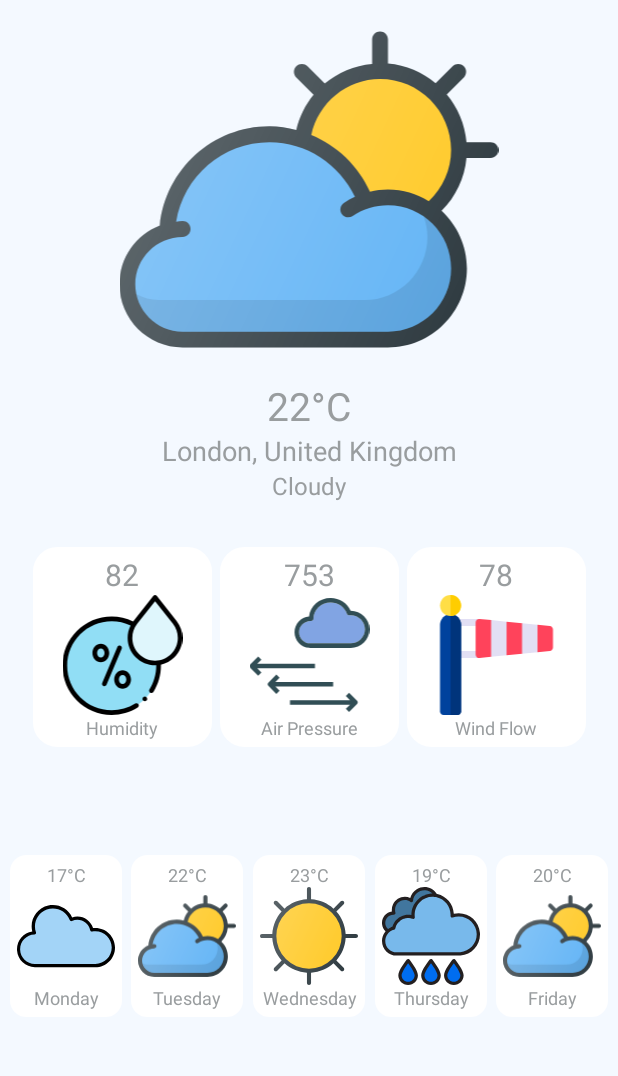
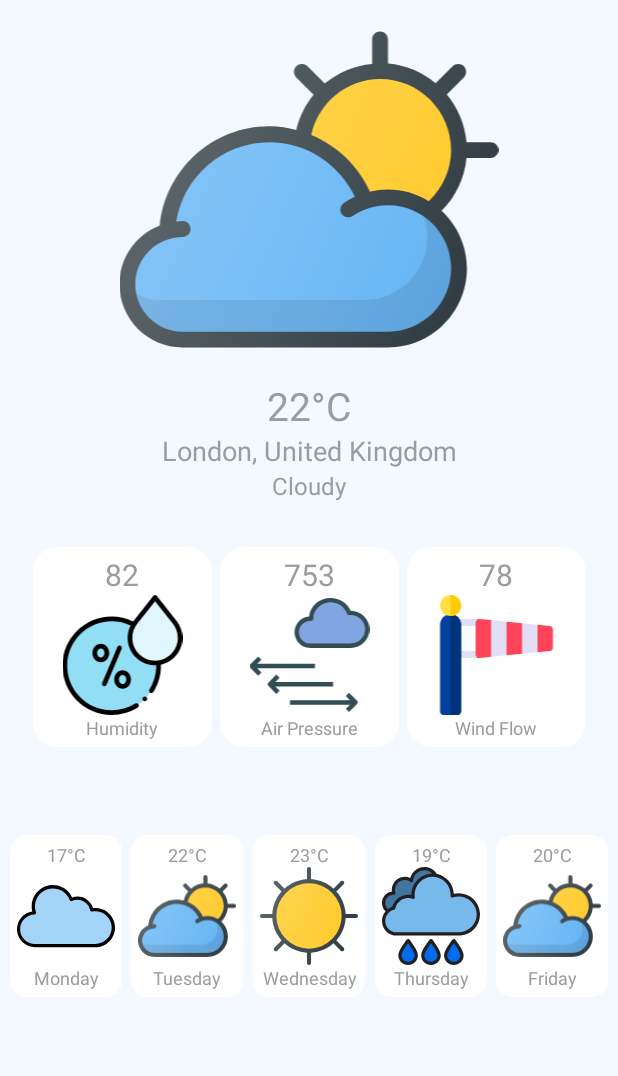
Before and after one commit to pavponn/android-itmo, an Android app: the screen it shows after launch (MainActivity), on a phone screen of 412 x 824 dp, the part 73-1149 px from its top. Run offline under Robolectric (Android 15) with nearby library versions, the phone set to English and light mode, and no system bars; our stand-ins replace data binding; libraries missing offline, so code that uses them is left out: android.graphics.drawable.

Commit message:
Remove weights

```diff
--- a/Weather/app/src/main/res/layout-land/activity_main.xml
+++ b/Weather/app/src/main/res/layout-land/activity_main.xml
@@ -30,6 +30,14 @@
             android:layout_height="wrap_content"
             android:orientation="horizontal"
             app:layout_constraintGuide_percent="0.6" />
+
+
+        <androidx.constraintlayout.widget.Guideline
+            android:id="@+id/line_2"
+            android:layout_width="wrap_content"
+            android:layout_height="wrap_content"
+            android:orientation="horizontal"
+            app:layout_constraintGuide_percent="0.93" />
 
         <TextView
             android:id="@+id/appTitle"
@@ -148,7 +156,7 @@
             android:layout_width="wrap_content"
             android:layout_height="wrap_content"
             app:icon="@{@drawable/ic_cloud}"
-            app:layout_constraintBottom_toBottomOf="parent"
+            app:layout_constraintBottom_toTopOf="@id/line_2"
             app:layout_constraintEnd_toStartOf="@id/day_1"
             app:layout_constraintStart_toEndOf="@id/line_0"
             app:layout_constraintTop_toBottomOf="@+id/line_1"
@@ -161,7 +169,7 @@
             android:layout_width="wrap_content"
             android:layout_height="wrap_content"
             app:icon="@{@drawable/ic_cloudy}"
-            app:layout_constraintBottom_toBottomOf="parent"
+            app:layout_constraintBottom_toTopOf="@id/line_2"
             app:layout_constraintEnd_toStartOf="@+id/day_2"
             app:layout_constraintStart_toEndOf="@+id/day_0"
             app:layout_constraintTop_toBottomOf="@+id/line_1"
@@ -174,7 +182,7 @@
             android:layout_width="wrap_content"
             android:layout_height="wrap_content"
             app:icon="@{@drawable/ic_sun}"
-            app:layout_constraintBottom_toBottomOf="parent"
+            app:layout_constraintBottom_toTopOf="@id/line_2"
             app:layout_constraintEnd_toStartOf="@id/day_3"
             app:layout_constraintStart_toEndOf="@id/day_1"
             app:layout_constraintTop_toBottomOf="@+id/line_1"
@@ -187,7 +195,7 @@
             android:layout_width="wrap_content"
             android:layout_height="wrap_content"
             app:icon="@{@drawable/ic_rain}"
-            app:layout_constraintBottom_toBottomOf="parent"
+            app:layout_constraintBottom_toTopOf="@id/line_2"
             app:layout_constraintEnd_toStartOf="@id/day_4"
             app:layout_constraintStart_toEndOf="@id/day_2"
             app:layout_constraintTop_toBottomOf="@+id/line_1"
@@ -200,7 +208,7 @@
             android:layout_width="wrap_content"
             android:layout_height="wrap_content"
             app:icon="@{@drawable/ic_cloudy}"
-            app:layout_constraintBottom_toBottomOf="parent"
+            app:layout_constraintBottom_toTopOf="@id/line_2"
             app:layout_constraintEnd_toEndOf="parent"
             app:layout_constraintStart_toEndOf="@id/day_3"
             app:layout_constraintTop_toBottomOf="@+id/line_1"
--- a/Weather/app/src/main/res/layout/activity_main.xml
+++ b/Weather/app/src/main/res/layout/activity_main.xml
@@ -29,6 +29,13 @@
             android:layout_height="wrap_content"
             android:orientation="horizontal"
             app:layout_constraintGuide_percent="0.465" />
+
+        <androidx.constraintlayout.widget.Guideline
+            android:id="@+id/line_2"
+            android:layout_width="wrap_content"
+            android:layout_height="wrap_content"
+            android:orientation="horizontal"
+            app:layout_constraintGuide_percent="0.9" />
 
         <TextView
             android:id="@+id/appTitle"
@@ -140,11 +147,10 @@
             android:layout_width="wrap_content"
             android:layout_height="wrap_content"
             app:icon="@{@drawable/ic_cloud}"
-            app:layout_constraintBottom_toBottomOf="parent"
+            app:layout_constraintBottom_toTopOf="@id/line_2"
             app:layout_constraintEnd_toStartOf="@id/day_1"
             app:layout_constraintStart_toStartOf="parent"
             app:layout_constraintTop_toTopOf="@+id/line_0"
-            app:layout_constraintVertical_bias="0.3"
             app:temperature="@{@string/daily_temperature_0}"
             app:weekday="@{@string/day_0_name}" />
 
@@ -154,11 +160,10 @@
             android:layout_width="wrap_content"
             android:layout_height="wrap_content"
             app:icon="@{@drawable/ic_cloudy}"
-            app:layout_constraintBottom_toBottomOf="parent"
+            app:layout_constraintBottom_toTopOf="@id/line_2"
             app:layout_constraintEnd_toStartOf="@+id/day_2"
             app:layout_constraintStart_toEndOf="@+id/day_0"
             app:layout_constraintTop_toTopOf="@+id/line_0"
-            app:layout_constraintVertical_bias="0.3"
             app:temperature="@{@string/daily_temperature_1}"
             app:weekday="@{@string/day_1_name}" />
 
@@ -168,11 +173,10 @@
             android:layout_width="wrap_content"
             android:layout_height="wrap_content"
             app:icon="@{@drawable/ic_sun}"
-            app:layout_constraintBottom_toBottomOf="parent"
+            app:layout_constraintBottom_toTopOf="@id/line_2"
             app:layout_constraintEnd_toStartOf="@id/day_3"
             app:layout_constraintStart_toEndOf="@id/day_1"
             app:layout_constraintTop_toTopOf="@+id/line_0"
-            app:layout_constraintVertical_bias="0.3"
             app:temperature="@{@string/daily_temperature_2}"
             app:weekday="@{@string/day_2_name}" />
 
@@ -182,11 +186,10 @@
             android:layout_width="wrap_content"
             android:layout_height="wrap_content"
             app:icon="@{@drawable/ic_rain}"
-            app:layout_constraintBottom_toBottomOf="parent"
+            app:layout_constraintBottom_toTopOf="@id/line_2"
             app:layout_constraintEnd_toStartOf="@id/day_4"
             app:layout_constraintStart_toEndOf="@id/day_2"
             app:layout_constraintTop_toTopOf="@+id/line_0"
-            app:layout_constraintVertical_bias="0.3"
             app:temperature="@{@string/daily_temperature_3}"
             app:weekday="@{@string/day_3_name}" />
 
@@ -196,11 +199,10 @@
             android:layout_width="wrap_content"
             android:layout_height="wrap_content"
             app:icon="@{@drawable/ic_cloudy}"
-            app:layout_constraintBottom_toBottomOf="parent"
+            app:layout_constraintBottom_toTopOf="@id/line_2"
             app:layout_constraintEnd_toEndOf="parent"
             app:layout_constraintStart_toEndOf="@id/day_3"
             app:layout_constraintTop_toTopOf="@+id/line_0"
-            app:layout_constraintVertical_bias="0.3"
             app:temperature="@{@string/daily_temperature_4}"
             app:weekday="@{@string/day_4_name}" />
 
--- a/Weather/app/src/main/res/layout/daily_forecast_item.xml
+++ b/Weather/app/src/main/res/layout/daily_forecast_item.xml
@@ -22,14 +22,12 @@
         android:layout_width="wrap_content"
         android:layout_height="wrap_content"
         android:background="@drawable/background_daily"
-        android:orientation="vertical"
-        android:weightSum="7">
+        android:orientation="vertical">
 
         <TextView
             android:id="@+id/daily_forecast_temp"
             android:layout_width="65dp"
             android:layout_height="wrap_content"
-            android:layout_weight="1"
             android:background="?attr/secondaryBackgroundColor"
             android:gravity="center"
             android:text="@{ temperature }"
@@ -40,7 +38,6 @@
             android:id="@+id/daily_forecast_image"
             android:layout_width="65dp"
             android:layout_height="65dp"
-            android:layout_weight="5"
             android:background="?attr/secondaryBackgroundColor"
             android:contentDescription="@string/daily_forecast_image"
             android:scaleType="fitCenter"
@@ -50,7 +47,6 @@
             android:id="@+id/day"
             android:layout_width="65dp"
             android:layout_height="wrap_content"
-            android:layout_weight="1"
             android:background="?attr/secondaryBackgroundColor"
             android:gravity="center"
             android:text="@{ weekday }"
--- a/Weather/app/src/main/res/layout/weather_extended_info.xml
+++ b/Weather/app/src/main/res/layout/weather_extended_info.xml
@@ -22,14 +22,12 @@
         android:layout_width="wrap_content"
         android:layout_height="wrap_content"
         android:background="@drawable/background_extended"
-        android:orientation="vertical"
-        android:weightSum="8">
+        android:orientation="vertical">
 
         <TextView
             android:id="@+id/weatherNum"
             android:layout_width="110dp"
             android:layout_height="wrap_content"
-            android:layout_weight="2"
             android:background="?attr/secondaryBackgroundColor"
             android:gravity="center"
             android:text="@{num}"
@@ -40,7 +38,6 @@
             android:id="@+id/weatherImage"
             android:layout_width="110dp"
             android:layout_height="80dp"
-            android:layout_weight="5"
             android:background="?attr/secondaryBackgroundColor"
             android:contentDescription="@string/extended_weather_image"
             android:scaleType="fitCenter"
@@ -50,7 +47,6 @@
             android:id="@+id/weatherName"
             android:layout_width="110dp"
             android:layout_height="wrap_content"
-            android:layout_weight="1"
             android:background="?attr/secondaryBackgroundColor"
             android:gravity="center"
             android:text="@{name}"
```
